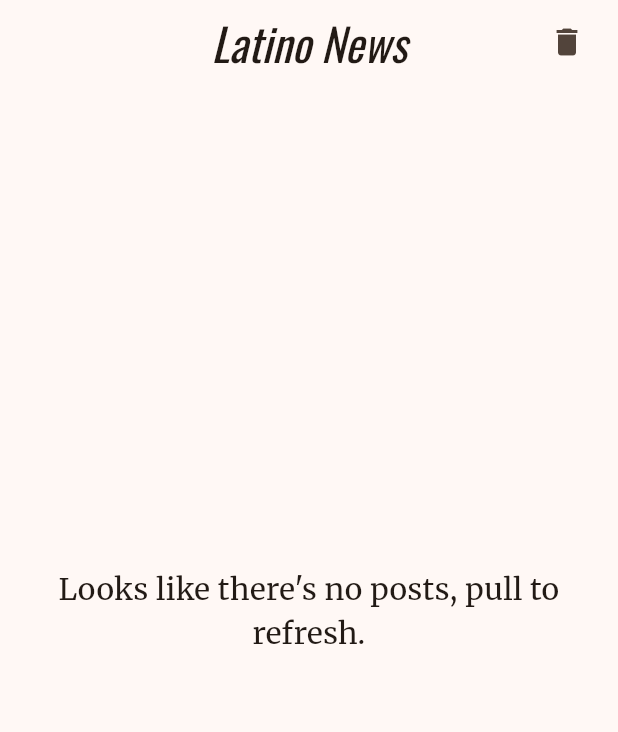
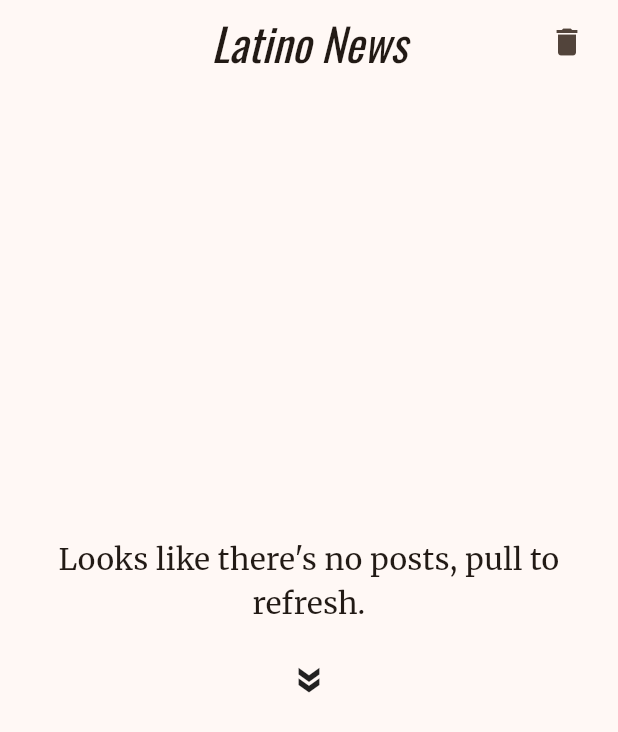
Before and after one commit to keronei/latino-posts, a Flutter app: the screen it shows after launch, on a phone screen of 412 x 824 dp. Shown: the top 732 px of the screen. Run offline on Flutter 3.47's test engine with Material 3 defaults, Android fonts, the phone set to English and light mode, and no system bars; our stand-ins replace google_fonts, sqflite; accounts and stored records are empty; network calls fail.

Commit message:
Add some niceness with animating instructions.

```diff
--- a/lib/views/posts_list.dart
+++ b/lib/views/posts_list.dart
@@ -15,16 +15,29 @@ class HomePage extends StatefulWidget {
   HomePageState createState() => HomePageState();
 }
 
-class HomePageState extends State<HomePage> {
+class HomePageState extends State<HomePage>
+    with SingleTickerProviderStateMixin {
   int _currentPage = 1;
   bool _hasNextPage = false;
   bool _isFirstLoadRunning = false;
   bool _isLoadMoreRunning = false;
+  late AnimationController _controller;
+  late Animation<double> _animation;
 
   @override
   void initState() {
     super.initState();
     _loadFromApi(_currentPage, false);
+
+    _controller = AnimationController(
+      vsync: this,
+      duration: Duration(seconds: 1), // Animation duration
+    )..repeat(reverse: true);
+
+    _animation = Tween<double>(
+      begin: 0,
+      end: 100,
+    ).animate(CurvedAnimation(parent: _controller, curve: Curves.easeInOut));
   }
 
   @override
@@ -106,6 +119,12 @@ class HomePageState extends State<HomePage> {
     });
   }
 
+  @override
+  void dispose() {
+    _controller.dispose();
+    super.dispose();
+  }
+
   _buildNewsListView() {
     return FutureBuilder(
       future: DBProvider.db.getAllNewsPosts(),
@@ -154,12 +173,30 @@ class HomePageState extends State<HomePage> {
       width: MediaQuery.of(context).size.width - 50,
       child: Padding(
         padding: EdgeInsets.only(bottom: 20),
-        child: Center(
-          child: Text(
-            "Looks like there's no posts, pull to refresh.",
-            style: TextStyle(fontSize: 20.0),
-            textAlign: TextAlign.center,
-          ),
+        child: Column(
+          mainAxisAlignment: MainAxisAlignment.center,
+          children: [
+            Text(
+              "Looks like there's no posts, pull to refresh.",
+              style: TextStyle(fontSize: 20.0),
+              textAlign: TextAlign.center,
+            ),
+
+            SizedBox(height: 16),
+
+            AnimatedBuilder(
+              animation: _animation,
+              builder: (context, child) {
+                return Transform.translate(
+                  offset: Offset(0, _animation.value), // Moves downwards
+                  child: RotatedBox(
+                    quarterTurns: 1,
+                    child: Icon(Icons.double_arrow_sharp),
+                  ),
+                );
+              },
+            ),
+          ],
         ),
       ),
     );
```
